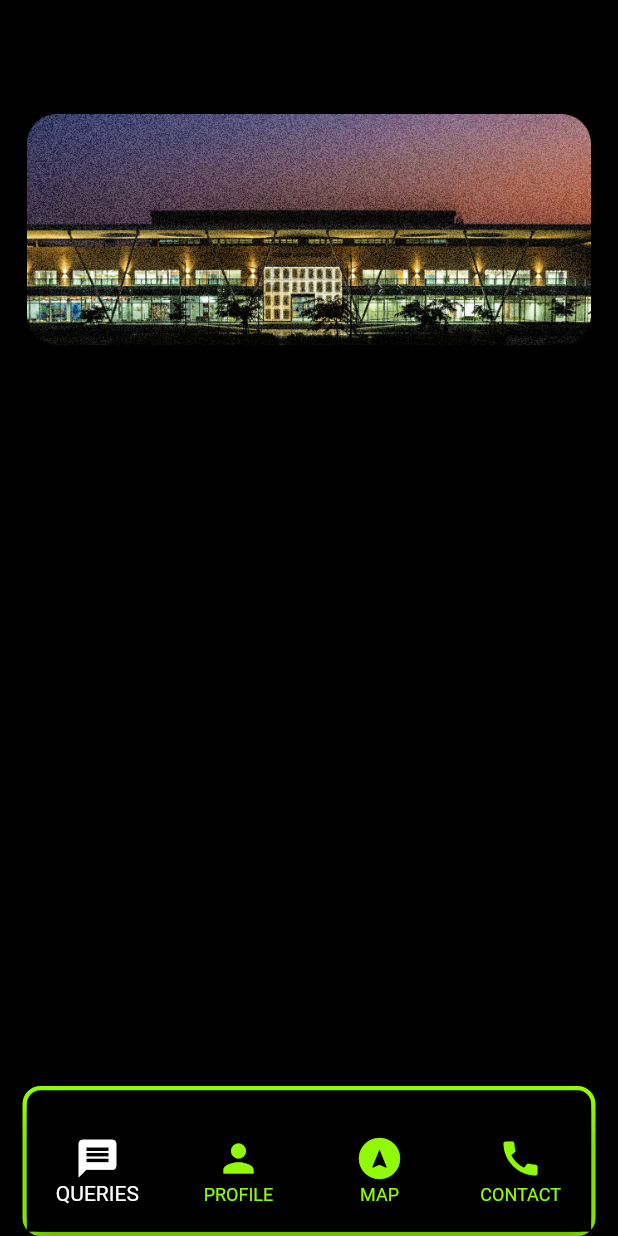
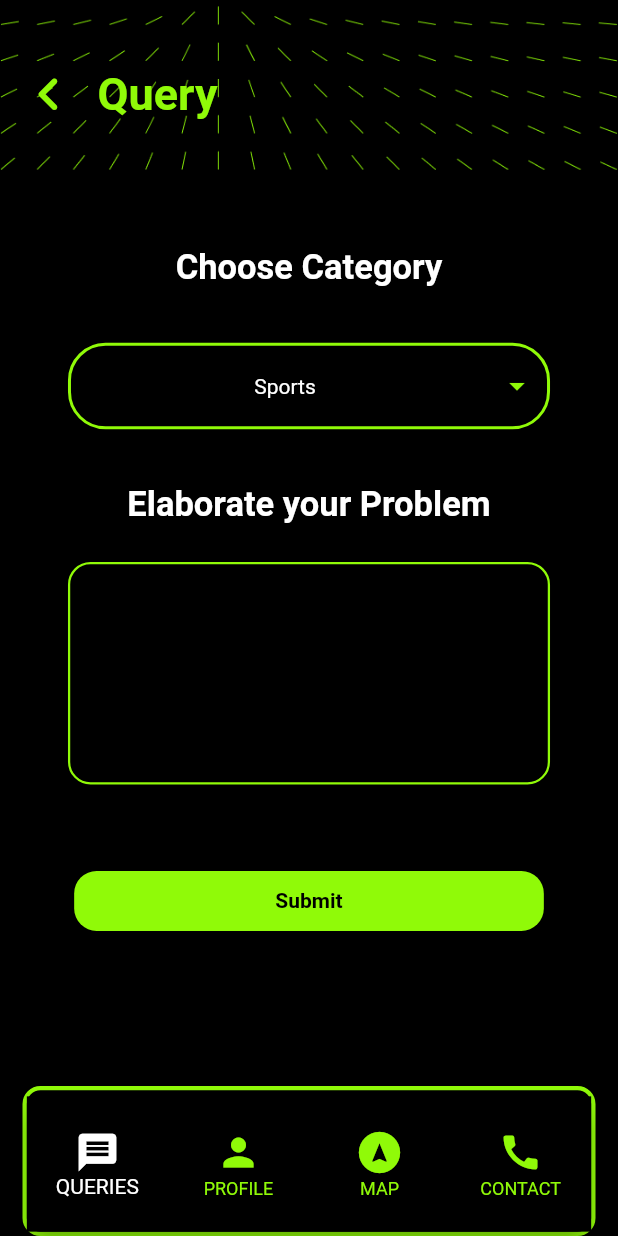
Before and after one commit to surge-snu/surge-2023-app, a Flutter app: the screen it shows after launch, item 2 of the bottom bar chosen, after a tap on the "keyboard arrow left" icon, on a phone screen of 412 x 824 dp. Run offline on Flutter 3.47's test engine with Material 2 defaults, Android fonts, the light colour scheme and no system bars; our stand-ins replace dropdown_button2, get, google_fonts, google_nav_bar, line_icons, shared_preferences and 1 more.

Commit message:
done with profile and Query UI

```diff
--- /dev/null
+++ b/lib/Map/mapSnuExplore.dart
@@ -0,0 +1,55 @@
+import 'package:flutter/material.dart';
+import 'package:url_launcher/url_launcher.dart';
+
+import '../Global Variables/Constants.dart';
+
+class MapExplore extends StatefulWidget {
+  const MapExplore({Key? key}) : super(key: key);
+
+  @override
+  State<MapExplore> createState() => _MapExploreState();
+}
+
+class _MapExploreState extends State<MapExplore> {
+  String websiteURL =
+      'https://snuxplore.com/';
+  Future<void> _openURL(String url) async {
+
+      await launch(url);
+
+  }
+  @override
+  void initState() {
+    // TODO: implement initState
+
+
+    super.initState();
+  }
+
+  @override
+  Widget build(BuildContext context) {
+    return Scaffold(
+      backgroundColor: Colors.black,
+      body:   Center(
+        child: InkWell(
+          onTap: () async {
+            try {
+           await   _openURL(websiteURL);
+            }catch(e){
+              print('Error opening URL: $e');
+            }
+          },
+          child: Container(
+            height: 40,
+            width: MediaQuery.sizeOf(context).width*0.76,
+            decoration: BoxDecoration(
+                color: AppColors.primaryColor,
+                borderRadius: BorderRadius.circular(15)
+            ),
+            child: Center(child: Text('Snu Explore',style: TextStyle(color: Colors.black,fontWeight: FontWeight.w700,fontSize: 14),)),
+          ),
+        ),
+      ),
+    );
+  }
+}
--- a/lib/Profile/profile.dart
+++ b/lib/Profile/profile.dart
@@ -1,5 +1,8 @@
 import 'package:flutter/material.dart';
 import 'package:surge_2023_app/Utils/CustomAppbar.dart';
+
+import '../Global Variables/Constants.dart';
+import '../Utils/Navigator.dart';
 
 class Profile extends StatefulWidget {
   const Profile({Key? key}) : super(key: key);
@@ -13,11 +16,119 @@ class _ProfileState extends State<Profile> {
   Widget build(BuildContext context) {
     return Scaffold(
       backgroundColor: Colors.black,
-      appBar: PreferredSize(
-        preferredSize: Size(MediaQuery.sizeOf(context).width,MediaQuery.sizeOf(context).height*0.2
+
+      body: Stack(
+        children: [
+      Positioned(
+        left: 0,
+        right: 0,
+        top: 2,
+        child: Stack(
+          children:[ Container(
+        //  height: MediaQuery.sizeOf(context).height*0.3,
+          child: Stack(
+            children: [
+              Column(
+                children: [
+                  Image.asset('assets/appbarback.png'),
+                  Image.asset('assets/profile_bar.png'),
+                ],
+              ),
+              Positioned(
+                  left: 10,
+                  top: 40,
+                  child: Row(
+                    children: [
+                      InkWell(
+                          onTap:(){
+                            print('navigating');
+
+                            Navigator.push(context, MaterialPageRoute(builder: (c)=>NavBar(passedIndex: 0)));
+
+
+                            print('navigated');
+                          },
+
+                          child: Icon(Icons.keyboard_arrow_left_rounded,color: AppColors.primaryColor,size: 45,)),
+                      SizedBox(width: 10,),
+                      Text('Profile',style: TextStyle(color: AppColors.primaryColor,fontSize: 30,fontWeight: FontWeight.w700),)
+                    ],
+                  ))
+            ],
+          ),
+    ),]
+        ),
       ),
-        child: CustomAppBar(heading: 'Profile',),
-    )
+
+
+
+
+          Positioned(
+
+            top:150,
+             left: 110,
+            right: 110,
+            child: Container(
+              width: 130,
+              height: 130,
+              decoration: const ShapeDecoration(
+                color: Colors.white,
+                shape: CircleBorder(
+                  side: BorderSide(
+                    width: 2.5,
+                    color: Color(0xFFE2E1FA),
+                    style: BorderStyle.solid,
+                  ),
+                ),
+              ),
+
+            ),
+          ),
+
+
+          Positioned(
+              top: 300,
+ left: 70,
+              right:70,
+              child: Center(
+                child: Container(
+            height: MediaQuery.sizeOf(context).height*0.78,
+            color: Colors.black,
+                  child: Column(
+                    crossAxisAlignment: CrossAxisAlignment.center,
+                    children: [
+                      Text('Your Name',style: TextStyle(color: Colors.white,fontWeight: FontWeight.w700,fontSize: 23),),
+SizedBox(height: MediaQuery.sizeOf(context).height*0.01,),
+                      Text('Shiv Nadar University',style: TextStyle(color: Colors.white,fontWeight: FontWeight.w400,fontSize: 23),),
+                      SizedBox(height: MediaQuery.sizeOf(context).height*0.09,),
+                      Text('Payment Status',style: TextStyle(color: AppColors.primaryColor ,fontWeight: FontWeight.w600,fontSize: 25),),
+                      SizedBox(height: MediaQuery.sizeOf(context).height*0.01,),
+                      Text('Under Process',style: TextStyle(color: Colors.white,fontWeight: FontWeight.w400,fontSize: 23),),
+                      SizedBox(height: MediaQuery.sizeOf(context).height*0.05,),
+                      Text('Accomodation',style: TextStyle(color: AppColors.primaryColor ,fontWeight: FontWeight.w600,fontSize: 25),),
+                      SizedBox(height: MediaQuery.sizeOf(context).height*0.01,),
+                      Text('3 Nights',style: TextStyle(color: Colors.white,fontWeight: FontWeight.w400,fontSize: 23),),
+                      SizedBox(height: MediaQuery.sizeOf(context).height*0.1,),
+                      InkWell(
+                        onTap: (){
+                          // manage change password on Tap
+                        },
+                        child: Container(
+                          height: 40,
+                          width: MediaQuery.sizeOf(context).width*0.76,
+                          decoration: BoxDecoration(
+                            color: AppColors.primaryColor,
+                            borderRadius: BorderRadius.circular(15)
+                          ),
+                     child: Center(child: Text('Change Password',style: TextStyle(color: Colors.black,fontWeight: FontWeight.w700,fontSize: 14),)),
+                        ),
+                      )
+                    ],
+                  ),
+          ),
+              ))
+        ],
+      ),
     );
   }
 }
--- /dev/null
+++ b/lib/Queries/Query.dart
@@ -0,0 +1,172 @@
+import 'package:dropdown_button2/dropdown_button2.dart';
+import 'package:flutter/material.dart';
+import 'package:surge_2023_app/Global%20Variables/Constants.dart';
+import 'package:surge_2023_app/Utils/CustomAppbar.dart';
+
+class Query extends StatefulWidget {
+  const Query({Key? key}) : super(key: key);
+
+  @override
+  State<Query> createState() => _QueryState();
+}
+
+class _QueryState extends State<Query> {
+  List<String> items = ['Sports', 'Option 2', 'Option 3', 'Option 4'];
+  String selectedValue = 'Sports'; // Set an initial value
+ bool open = false;
+
+  @override
+  Widget build(BuildContext context) {
+    return Scaffold(
+      backgroundColor: Colors.black,
+      appBar: PreferredSize(
+        child: CustomAppBar(heading: "Query"),
+        preferredSize: Size(MediaQuery.sizeOf(context).width,MediaQuery.sizeOf(context).height*0.15),
+
+      ),
+        body: SingleChildScrollView(
+          physics: NeverScrollableScrollPhysics(),
+          child: Center(
+
+            child: Container(
+                height: MediaQuery.sizeOf(context).height*0.78,
+                color: Colors.black,
+            child: Column(
+
+              crossAxisAlignment: CrossAxisAlignment.center,
+
+              children: [
+                SizedBox(height: MediaQuery.sizeOf(context).height*0.05,),
+                Text('Choose Category',style: TextStyle(color: Colors.white,fontWeight: FontWeight.w700,fontSize: 23),),
+                SizedBox(height: MediaQuery.sizeOf(context).height*0.03,),
+                Padding(
+                  padding:  EdgeInsets.only(left: MediaQuery.sizeOf(context).width*0.11,right: MediaQuery.sizeOf(context).width*0.11),
+                  child: DropdownButtonFormField2<String>(
+
+                    isExpanded: true,
+
+                    decoration: InputDecoration(
+
+                        iconColor: AppColors.primaryColor,
+
+
+                      // Add Horizontal padding using menuItemStyleData.padding so it matches
+                      // the menu padding when button's width is not specified.
+                  //    contentPadding: const EdgeInsets.symmetric(vertical: 16),
+
+                      // Add more decoration..
+                    ),
+                    hint: Text(
+                      selectedValue,
+                      style: TextStyle(color:Colors.white,fontSize: 14),
+                    ),
+value:selectedValue,
+                    items: items
+                        .map((item) => DropdownMenuItem<String>(
+
+                      value: item,
+                      child: Center(
+                        child: Text(
+                          item,
+                          style: const TextStyle(
+                            fontSize: 14,
+                            color: Colors.white
+                          ),
+                        ),
+                      ),
+                    ))
+                        .toList(),
+
+                    onChanged: (value) {
+                      //Do something when selected item is changed.
+                      selectedValue = value.toString();
+                    },
+                    onSaved: (value) {
+                      selectedValue = value.toString();
+                    },
+                    buttonStyleData: ButtonStyleData(
+                      //width: MediaQuery.sizeOf(context).width,
+                      height: MediaQuery.sizeOf(context).height*0.07,
+                     decoration: BoxDecoration(
+
+                       borderRadius: BorderRadius.circular(25),
+                       border: Border.all(
+                         color: AppColors.primaryColor, // Replace with your desired color
+                         width: 2,
+                       ),
+                     ),
+                      padding: EdgeInsets.only(right: 8),
+                    ),
+dropdownStyleData: DropdownStyleData(
+  decoration: BoxDecoration(
+    color: Colors.black
+  )
+),
+                    iconStyleData: const IconStyleData(
+                      icon: Icon(
+                        Icons.arrow_drop_down,
+                        color: AppColors.primaryColor
+                      ),
+                      iconSize: 24,
+                    ),
+
+                    menuItemStyleData:  MenuItemStyleData(
+                      padding: EdgeInsets.symmetric(horizontal: 16),
+                     overlayColor:  MaterialStateProperty.all(Colors.black)
+                    ),
+                  ),
+                ),
+                SizedBox(height: MediaQuery.sizeOf(context).height*0.03,),
+                Text('Elaborate your Problem',style: TextStyle(color: Colors.white,fontWeight: FontWeight.w700,fontSize: 23),),
+                SizedBox(height: MediaQuery.sizeOf(context).height*0.03,),
+                  Center(
+                    child: Container(
+                      height: MediaQuery.sizeOf(context).height*0.18,
+                      width:MediaQuery.sizeOf(context).width*0.78 ,
+                      decoration: BoxDecoration(
+                        borderRadius: BorderRadius.circular(15),
+                        border: Border.all(
+                          color: AppColors.primaryColor,
+                          width:1.5
+                        )
+                      ),
+                      child: Padding(
+                        padding: EdgeInsets.all(8.0), // Add desired padding
+                        child: TextField(
+                          style: TextStyle(color: Colors.white, fontSize: 14, fontWeight: FontWeight.w400),
+                          maxLines: null,
+                          decoration: InputDecoration(
+                            enabledBorder: InputBorder.none, // Remove underline
+                            focusedBorder: InputBorder.none, // Remove underline when focused
+                            errorBorder: InputBorder.none, // Remove underline on error
+                            disabledBorder: InputBorder.none,
+                            contentPadding: EdgeInsets.zero, // Set contentPadding to zero
+                            hintText: "Describe your issue",
+                          ),
+                        ),
+                      ),
+                    ),
+                  ),
+                SizedBox(height: MediaQuery.sizeOf(context).height*0.07,),
+                InkWell(
+                  onTap: (){
+                    // manage change password on Tap
+                  },
+                  child: Container(
+                    height: 40,
+                    width: MediaQuery.sizeOf(context).width*0.76,
+                    decoration: BoxDecoration(
+                        color: AppColors.primaryColor,
+                        borderRadius: BorderRadius.circular(15)
+                    ),
+                    child: Center(child: Text('Submit',style: TextStyle(color: Colors.black,fontWeight: FontWeight.w700,fontSize: 14),)),
+                  ),
+                )
+              ],
+            )
+    ),
+          ),
+        ),
+    );
+  }
+}
--- a/lib/Splash Screen/splashScreen.dart
+++ b/lib/Splash Screen/splashScreen.dart
@@ -35,7 +35,11 @@ class _SplashScreenState extends State<SplashScreen> {
     print("Navigating to next screen...");
     await Future.delayed(Duration(seconds: 5)); // Display splash screen for 2 seconds
     print("Navigating now!");
-    Get.to(() => NavBar(passedIndex: 0));
+    Navigator.pushReplacement(
+      context,
+      MaterialPageRoute(builder: (context) => NavBar(passedIndex: 0)),
+    );
+
 
   }
 
--- a/lib/Utils/CustomAppbar.dart
+++ b/lib/Utils/CustomAppbar.dart
@@ -16,7 +16,8 @@ class CustomAppBar extends StatefulWidget {
 class _CustomAppBarState extends State<CustomAppBar> {
   @override
   Widget build(BuildContext context) {
-    return Container(
+    return SafeArea(
+      child: Container(
         height: MediaQuery.sizeOf(context).height*0.15,
         child: Stack(
           children: [
@@ -43,6 +44,7 @@ class _CustomAppBarState extends State<CustomAppBar> {
             ))
           ],
         ),
+      ),
     );
   }
 }
--- a/lib/Utils/Navigator.dart
+++ b/lib/Utils/Navigator.dart
@@ -1,7 +1,9 @@
 import 'package:flutter/material.dart';
 import 'package:google_nav_bar/google_nav_bar.dart';
 import 'package:line_icons/line_icons.dart';
+import 'package:surge_2023_app/Map/mapSnuExplore.dart';
 import 'package:surge_2023_app/Profile/profile.dart';
+import 'package:surge_2023_app/Queries/Query.dart';
 import 'package:surge_2023_app/contact/contactus.dart';
 import 'package:url_launcher/url_launcher.dart';
 
@@ -44,9 +46,10 @@ class _NavBarState extends State<NavBar> {
   }
 
   final screens = [
-    const HomePage(),
+   // const HomePage(),
+    const Query(),
     const Profile(),
-    const ContactUs(),
+    const MapExplore(),
     const ContactUs(),
   ];
 
@@ -57,12 +60,12 @@ class _NavBarState extends State<NavBar> {
       backgroundColor: Colors.black,
       body: Container(
         height: MediaQuery.of(context).size.height,
-        child: screens[widget.passedIndex],
+        child: screens[_selectedIndex],
       ),
       bottomNavigationBar: Padding(
         padding: const EdgeInsets.only(left: 15.0, right: 15),
         child: Container(
-            margin: const EdgeInsets.only(top: 50),
+
             height: 100,
             width: MediaQuery.of(context).size.width,
             // padding: EdgeInsets.only(left: 6,right: 6),
@@ -72,7 +75,7 @@ class _NavBarState extends State<NavBar> {
                 borderRadius: BorderRadius.circular(12),
                 border: Border.all(color: AppColors.primaryColor, width: 2.9)),
             child: Padding(
-              padding: const EdgeInsets.only(top: 13.0),
+              padding: const EdgeInsets.only(top: 4.0),
               child: BottomNavigationBar(
                 iconSize: 30,
                 type: BottomNavigationBarType.fixed,
--- a/lib/main.dart
+++ b/lib/main.dart
@@ -1,6 +1,7 @@
 import 'package:flutter/material.dart';
 import 'package:get/get_navigation/src/root/get_material_app.dart';
 import 'package:surge_2023_app/Auth/login.dart';
+import 'package:surge_2023_app/Profile/profile.dart';
 import 'package:surge_2023_app/contact/contactus.dart';
 
 import 'Splash Screen/splashScreen.dart';
--- a/pubspec.yaml
+++ b/pubspec.yaml
@@ -50,6 +50,7 @@ dependencies:
   google_nav_bar: ^5.0.6
   line_icons: ^2.0.3
   url_launcher: ^6.1.12
+  dropdown_button2: ^2.3.7
 
 dev_dependencies:
   flutter_test:
```
Also changed, not shown: assets/profile_bar.png (added), assets/profile_up.png (added), pubspec.lock, 1 other file. Lines whose indentation alone changed are shown as unchanged.
